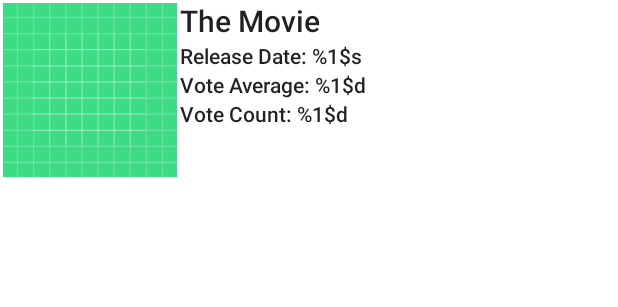
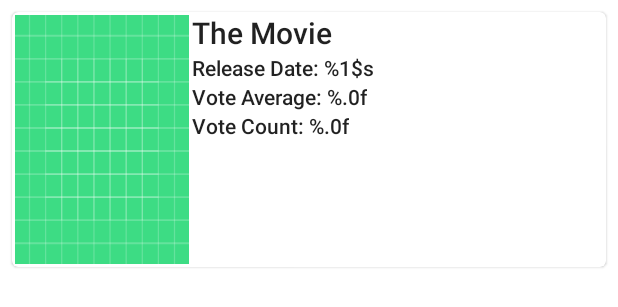
Before and after one commit to KarthikUCH/TheMovie, an Android app: the layout movie_list_item.xml on its own in the app's theme, with its tools: preview values and no code run, on a phone screen of 412 x 824 dp. Shown: the top 307 px of the screen. Run offline under Robolectric (Android 15) with nearby library versions, the phone set to English and light mode, and no system bars.

Commit message:
Implement coil library to load poster in movies list page

```diff
--- a/app/build.gradle
+++ b/app/build.gradle
@@ -55,7 +55,8 @@ dependencies {
     // Retrofit Dependency
     implementation 'com.squareup.retrofit2:retrofit:2.9.0'
     implementation 'com.squareup.retrofit2:converter-moshi:2.9.0'
-    implementation 'com.squareup.okhttp3:logging-interceptor:4.2.1'
+    implementation 'com.squareup.okhttp3:okhttp:4.10.0'
+    implementation 'com.squareup.okhttp3:logging-interceptor:4.10.0'
 
     // Moshi
     implementation 'com.squareup.moshi:moshi-kotlin:1.13.0'
@@ -71,6 +72,9 @@ dependencies {
     // view pager
     implementation 'androidx.viewpager2:viewpager2:1.0.0'
 
+    // Coil
+    implementation "io.coil-kt:coil:2.2.2"
+
     testImplementation 'junit:junit:4.13.2'
     androidTestImplementation 'androidx.test.ext:junit:1.1.5'
     androidTestImplementation 'androidx.test.espresso:espresso-core:3.5.1'
--- a/app/src/main/java/com/raju/kvr/themovie/StringExtension.kt
+++ b/app/src/main/java/com/raju/kvr/themovie/StringExtension.kt
@@ -4,8 +4,9 @@ import java.text.SimpleDateFormat
 
 fun String.toDate(): String {
     return try {
-        val formatter = SimpleDateFormat("dd/mmm/yyyy")
-        formatter.format(this)
+        val date = SimpleDateFormat("yyyy-MM-dd").parse(this)
+        val formatter = SimpleDateFormat("dd/MMM/yyyy")
+        formatter.format(date)
     } catch (e: Exception) {
         ""
     }
--- a/app/src/main/java/com/raju/kvr/themovie/data/remote/model/MovieDetailResponse.kt
+++ b/app/src/main/java/com/raju/kvr/themovie/data/remote/model/MovieDetailResponse.kt
@@ -10,7 +10,7 @@ data class MovieDetailResponse(
     @Json(name = "poster_path") val poster: String?,
     @Json(name = "title") val title: String?,
     @Json(name = "genres") val genres: List<GenreResponse> = emptyList(),
-    @Json(name = "release_data") val releaseData: String?,
+    @Json(name = "release_date") val releaseData: String?,
     @Json(name = "vote_average") val voteAverage: Double = 0.0,
     @Json(name = "vote_count") val voteCount: Double = 0.0,
     @Json(name = "backdrop_path") val backdrop: String?,
--- a/app/src/main/java/com/raju/kvr/themovie/data/remote/model/MovieResponse.kt
+++ b/app/src/main/java/com/raju/kvr/themovie/data/remote/model/MovieResponse.kt
@@ -11,7 +11,7 @@ data class MovieResponse(
     @Json(name = "poster_path") val poster: String?,
     @Json(name = "title") val title: String?,
     @Json(name = "genre_ids") val genreIdList: List<Long> = emptyList(),
-    @Json(name = "release_data") val releaseData: String?,
+    @Json(name = "release_date") val releaseData: String?,
     @Json(name = "vote_average") val voteAverage: Double = 0.0,
     @Json(name = "vote_count") val voteCount: Double = 0.0,
 )
--- /dev/null
+++ b/app/src/main/res/drawable/loading_animation.xml
@@ -0,0 +1,5 @@
+<?xml version="1.0" encoding="utf-8"?>
+<animated-rotate xmlns:android="http://schemas.android.com/apk/res/android"
+    android:drawable="@drawable/loading_img"
+    android:pivotX="50%"
+    android:pivotY="50%" />
--- a/app/src/main/res/layout/movie_list_item.xml
+++ b/app/src/main/res/layout/movie_list_item.xml
@@ -1,13 +1,17 @@
 <?xml version="1.0" encoding="utf-8"?>
-<androidx.constraintlayout.widget.ConstraintLayout xmlns:android="http://schemas.android.com/apk/res/android"
+<com.google.android.material.card.MaterialCardView xmlns:android="http://schemas.android.com/apk/res/android"
     xmlns:app="http://schemas.android.com/apk/res-auto"
-    xmlns:tools="http://schemas.android.com/tools"
     android:layout_width="match_parent"
-    android:layout_height="120dp">
+    android:layout_height="170dp"
+    android:layout_margin="8dp">
+
+    <androidx.constraintlayout.widget.ConstraintLayout
+        android:layout_width="match_parent"
+        android:layout_height="match_parent">
 
         <ImageView
             android:id="@+id/img_poster"
-        android:layout_width="wrap_content"
+            android:layout_width="120dp"
             android:layout_height="match_parent"
             android:adjustViewBounds="true"
             android:padding="2dp"
@@ -58,3 +62,4 @@
             app:layout_constraintTop_toBottomOf="@id/tv_vote_average" />
 
     </androidx.constraintlayout.widget.ConstraintLayout>
+</com.google.android.material.card.MaterialCardView>
--- a/app/src/main/res/values/strings.xml
+++ b/app/src/main/res/values/strings.xml
@@ -8,7 +8,7 @@
     <string name="hello_blank_fragment">Hello blank fragment</string>
 
     <string name="label_release_date">Release Date: %1$s</string>
-    <string name="label_vote_average">Vote Average: %1$d</string>
-    <string name="label_vote_count">Vote Count: %1$d</string>
+    <string name="label_vote_average">Vote Average: %.0f</string>
+    <string name="label_vote_count">Vote Count: %.0f</string>
 
 </resources>
```
Also changed, not shown: app/src/main/java/com/raju/kvr/themovie/ui/home/MoviesListAdapter.kt (+15 -1 lines), app/src/main/res/drawable/loading_img.xml (added, +40 -0 lines). Lines whose indentation alone changed are shown as unchanged.
